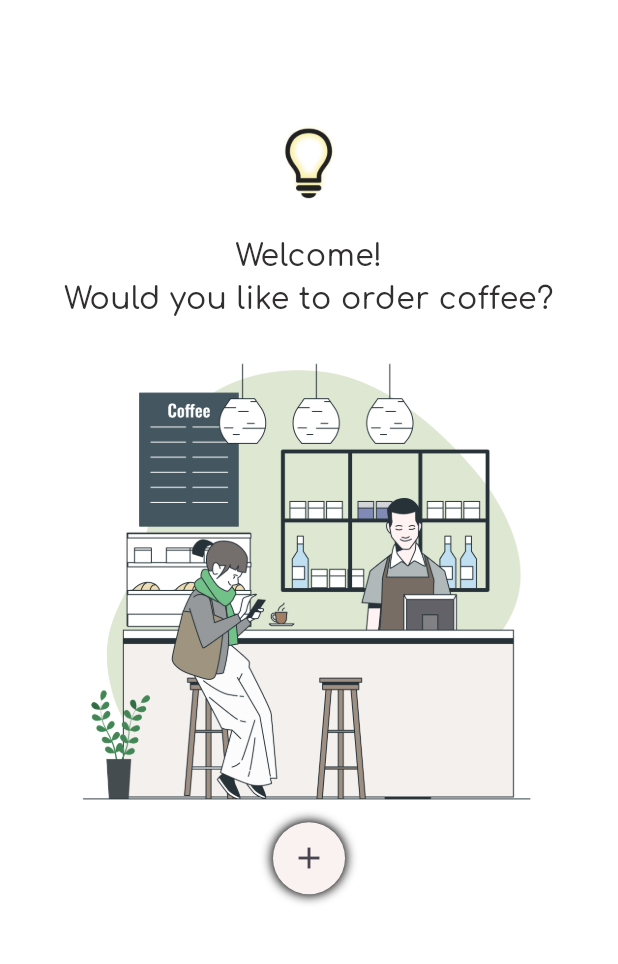
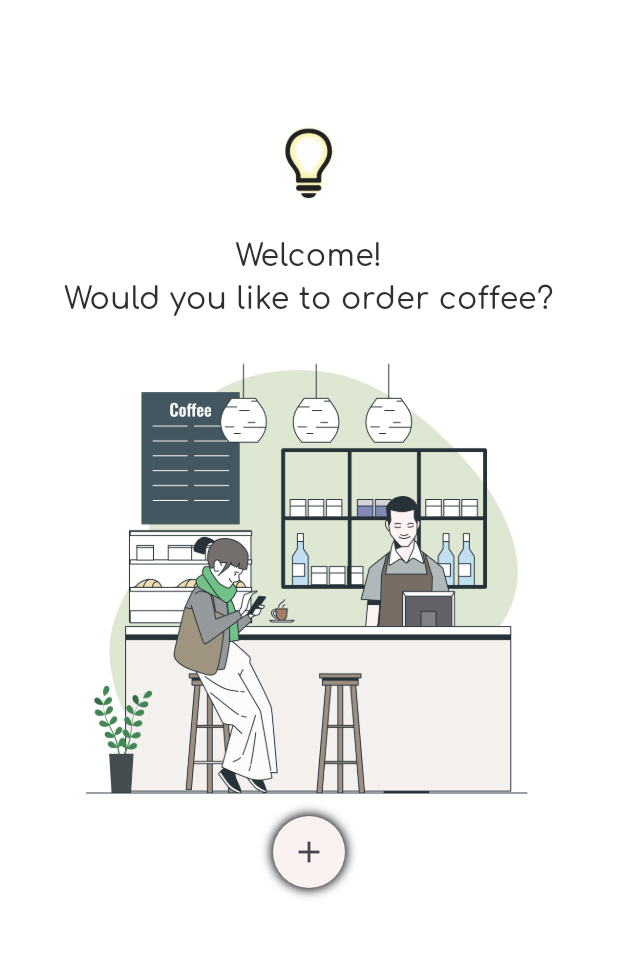
Before and after one commit to gdscsc24/2024-solution-challenge, a Flutter app: the DiaryMainPage screen opened directly, on a phone screen of 412 x 824 dp, the part 84-1048 px from its top. Run offline on Flutter 3.47's test engine with Material 3 defaults, Android fonts, the phone set to English and light mode, and no system bars; our stand-ins replace cloud_firestore, firebase_auth, firebase_core; accounts and stored records are empty.

Commit message:
diarypage n merge

```diff
--- a/lib/screens/diary/diary_main.dart
+++ b/lib/screens/diary/diary_main.dart
@@ -62,7 +62,7 @@ class _DiaryMainPageState extends State<DiaryMainPage> {
               ),
               Image.asset(
                 'assets/images/diary_main_cafe.png',
-                width: screenSize.width * 0.75,
+                width: screenSize.width * 0.74,
               ),
               Ink(
                   decoration: ShapeDecoration(
```
